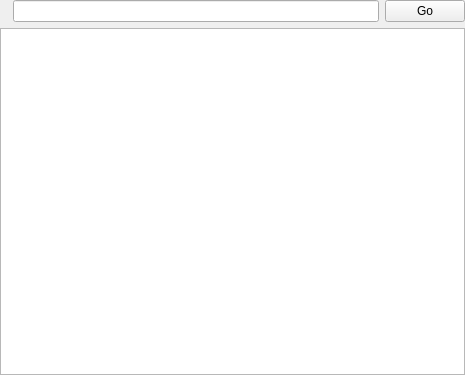
Riateche/ridual, file src/Pane.ui: the form before one commit.
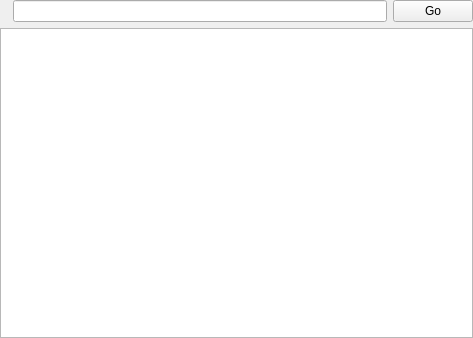
The form after the commit.

Diff of the .ui file:
```diff
--- a/src/Pane.ui
+++ b/src/Pane.ui
@@ -6,8 +6,8 @@
    <rect>
     <x>0</x>
     <y>0</y>
-    <width>465</width>
-    <height>375</height>
+    <width>473</width>
+    <height>338</height>
    </rect>
   </property>
   <property name="windowTitle">
@@ -46,6 +46,12 @@
    </item>
    <item>
     <widget class="QTableView" name="list">
+     <property name="minimumSize">
+      <size>
+       <width>200</width>
+       <height>200</height>
+      </size>
+     </property>
      <property name="contextMenuPolicy">
       <enum>Qt::CustomContextMenu</enum>
      </property>
```
